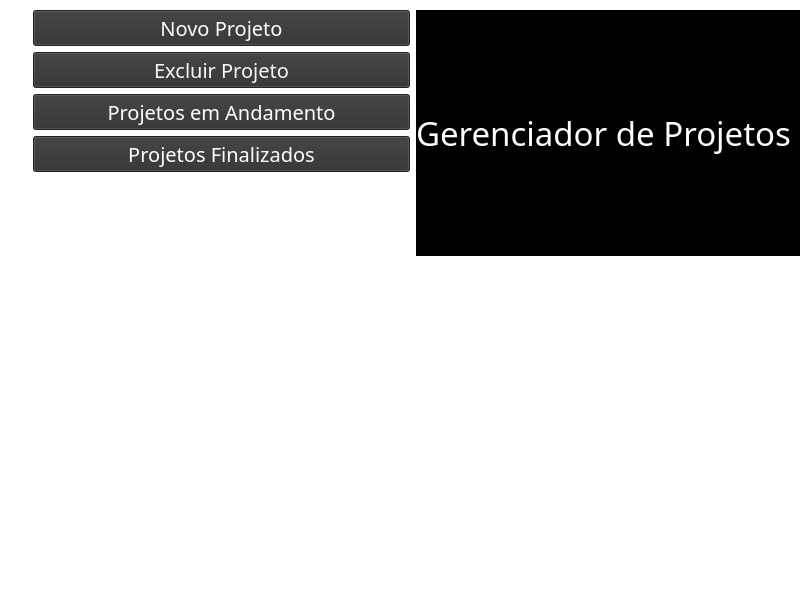
Qt form view/main_window.ui (Michel3-01/Gerenciador_de_Projetos) before a commit.
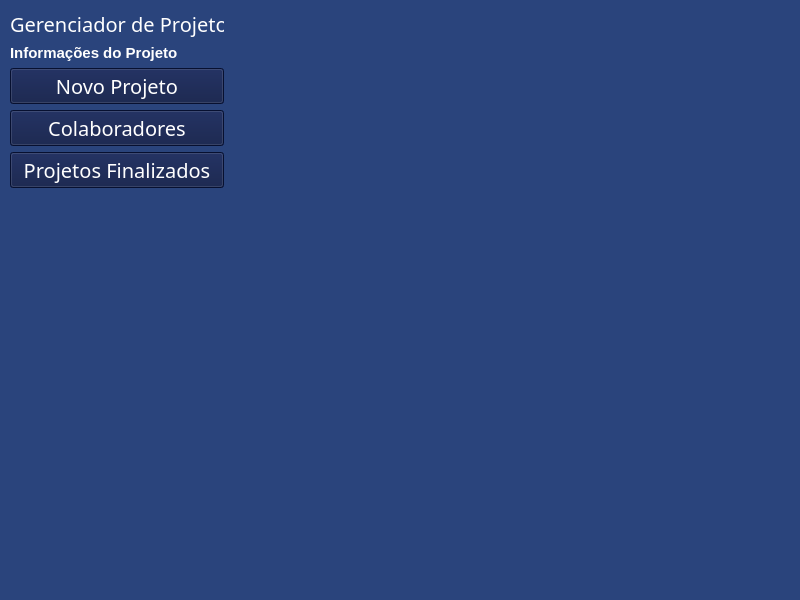
The same form after that commit. Icons and pictures are not drawn.

```diff
--- a/view/main_window.ui
+++ b/view/main_window.ui
@@ -13,40 +13,73 @@
   <property name="font">
    <font>
     <family>Impact</family>
-    <pointsize>10</pointsize>
+    <pointsize>8</pointsize>
    </font>
   </property>
   <property name="windowTitle">
    <string>MainWindow</string>
   </property>
   <property name="styleSheet">
-   <string notr="true">background-color: rgb(255,255,255);
-color: rgb(248, 248, 248);</string>
+   <string notr="true">background-color: rgb(42, 68, 124);</string>
   </property>
   <widget class="QWidget" name="centralwidget">
-   <widget class="QWidget" name="horizontalLayoutWidget">
+   <widget class="QStackedWidget" name="stackedWidget">
     <property name="geometry">
      <rect>
-      <x>20</x>
+      <x>239</x>
+      <y>19</y>
+      <width>551</width>
+      <height>551</height>
+     </rect>
+    </property>
+    <widget class="QWidget" name="page"/>
+    <widget class="QWidget" name="page_2"/>
+   </widget>
+   <widget class="QWidget" name="">
+    <property name="geometry">
+     <rect>
+      <x>10</x>
       <y>10</y>
-      <width>785</width>
-      <height>246</height>
+      <width>214</width>
+      <height>561</height>
      </rect>
     </property>
-    <layout class="QHBoxLayout" name="horizontalLayout">
+    <layout class="QVBoxLayout" name="verticalLayout">
      <item>
-      <layout class="QFormLayout" name="formLayout_2">
-       <item row="0" column="0">
+      <widget class="QLabel" name="label">
+       <property name="font">
+        <font>
+         <family>Impact</family>
+         <pointsize>15</pointsize>
+        </font>
+       </property>
+       <property name="styleSheet">
+        <string notr="true">color: rgb(255,255,255);</string>
+       </property>
+       <property name="text">
+        <string>Gerenciador de Projetos</string>
+       </property>
+      </widget>
+     </item>
+     <item>
         <widget class="QLabel" name="label_2">
+       <property name="font">
+        <font>
+         <family>MS Sans Serif</family>
+         <pointsize>11</pointsize>
+         <weight>75</weight>
+         <bold>true</bold>
+        </font>
+       </property>
+       <property name="styleSheet">
+        <string notr="true">color:rgb(255, 255, 255)</string>
+       </property>
          <property name="text">
-          <string/>
-         </property>
-         <property name="pixmap">
-          <pixmap>../Icons/icons8-plus-math-48.png</pixmap>
+        <string>Informações do Projeto</string>
          </property>
         </widget>
        </item>
-       <item row="0" column="1">
+     <item>
         <widget class="QPushButton" name="pushButton">
          <property name="font">
           <font>
@@ -56,84 +89,14 @@
          </property>
          <property name="styleSheet">
           <string notr="true">color: rgb(255, 255, 255);
-background-color: rgb(48, 48, 48);</string>
+background-color: rgb(10, 23, 67);</string>
          </property>
          <property name="text">
           <string>Novo Projeto</string>
          </property>
         </widget>
        </item>
-       <item row="1" column="0">
-        <widget class="QLabel" name="label_3">
-         <property name="styleSheet">
-          <string notr="true">color: rgb(0, 0, 0);</string>
-         </property>
-         <property name="text">
-          <string/>
-         </property>
-         <property name="pixmap">
-          <pixmap>../Icons/icons8-subtract-48.png</pixmap>
-         </property>
-        </widget>
-       </item>
-       <item row="1" column="1">
-        <widget class="QPushButton" name="pushButton_4">
-         <property name="font">
-          <font>
-           <family>Impact</family>
-           <pointsize>15</pointsize>
-          </font>
-         </property>
-         <property name="styleSheet">
-          <string notr="true">background-color: rgb(48,48,48);</string>
-         </property>
-         <property name="text">
-          <string>Excluir Projeto</string>
-         </property>
-        </widget>
-       </item>
-       <item row="2" column="0">
-        <widget class="QLabel" name="label_4">
-         <property name="styleSheet">
-          <string notr="true">
-color: rgb(0, 0, 0);</string>
-         </property>
-         <property name="text">
-          <string/>
-         </property>
-         <property name="pixmap">
-          <pixmap>../Icons/icons8-in-progress-64.png</pixmap>
-         </property>
-        </widget>
-       </item>
-       <item row="2" column="1">
-        <widget class="QPushButton" name="pushButton_2">
-         <property name="font">
-          <font>
-           <family>Impact</family>
-           <pointsize>15</pointsize>
-          </font>
-         </property>
-         <property name="styleSheet">
-          <string notr="true">color: rgb(255, 255, 255);
-background-color:rgb(48,48,48)</string>
-         </property>
-         <property name="text">
-          <string>Projetos em Andamento</string>
-         </property>
-        </widget>
-       </item>
-       <item row="3" column="0">
-        <widget class="QLabel" name="label_5">
-         <property name="text">
-          <string/>
-         </property>
-         <property name="pixmap">
-          <pixmap>../Icons/icons8-ok-64.png</pixmap>
-         </property>
-        </widget>
-       </item>
-       <item row="3" column="1">
+     <item>
         <widget class="QPushButton" name="pushButton_3">
          <property name="font">
           <font>
@@ -143,31 +106,56 @@
          </property>
          <property name="styleSheet">
           <string notr="true">color:rgb(255, 255, 255);
-background-color: rgb(48, 48, 48);</string>
+background-color: rgb(10, 23, 67);
+</string>
+       </property>
+       <property name="text">
+        <string>Colaboradores</string>
+       </property>
+      </widget>
+     </item>
+     <item>
+      <widget class="QPushButton" name="pushButton_2">
+       <property name="font">
+        <font>
+         <family>Impact</family>
+         <pointsize>15</pointsize>
+        </font>
+       </property>
+       <property name="styleSheet">
+        <string notr="true">color: rgb(255, 255, 255);
+background-color: rgb(10, 23, 67);</string>
          </property>
          <property name="text">
           <string>Projetos Finalizados</string>
          </property>
         </widget>
        </item>
-      </layout>
+     <item>
+      <spacer name="verticalSpacer_2">
+       <property name="orientation">
+        <enum>Qt::Vertical</enum>
+       </property>
+       <property name="sizeHint" stdset="0">
+        <size>
+         <width>20</width>
+         <height>40</height>
+        </size>
+       </property>
+      </spacer>
      </item>
      <item>
-      <widget class="QLabel" name="label">
-       <property name="font">
-        <font>
-         <family>MingLiU</family>
-         <pointsize>25</pointsize>
-        </font>
+      <spacer name="verticalSpacer">
+       <property name="orientation">
+        <enum>Qt::Vertical</enum>
        </property>
-       <property name="styleSheet">
-        <string notr="true">color: rgb(255, 255, 255);
-background-color: rgb(0, 0, 0);</string>
+       <property name="sizeHint" stdset="0">
+        <size>
+         <width>20</width>
+         <height>40</height>
+        </size>
        </property>
-       <property name="text">
-        <string>Gerenciador de Projetos</string>
-       </property>
-      </widget>
+      </spacer>
      </item>
     </layout>
    </widget>
```
Lines whose indentation alone changed are shown as unchanged.
